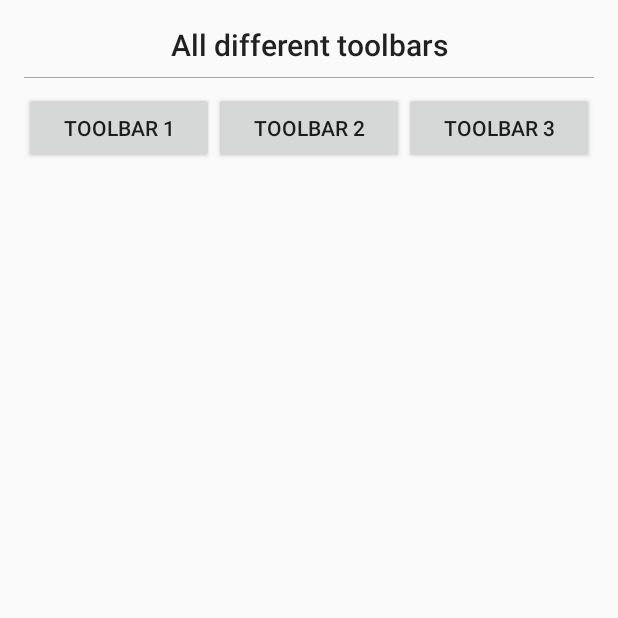
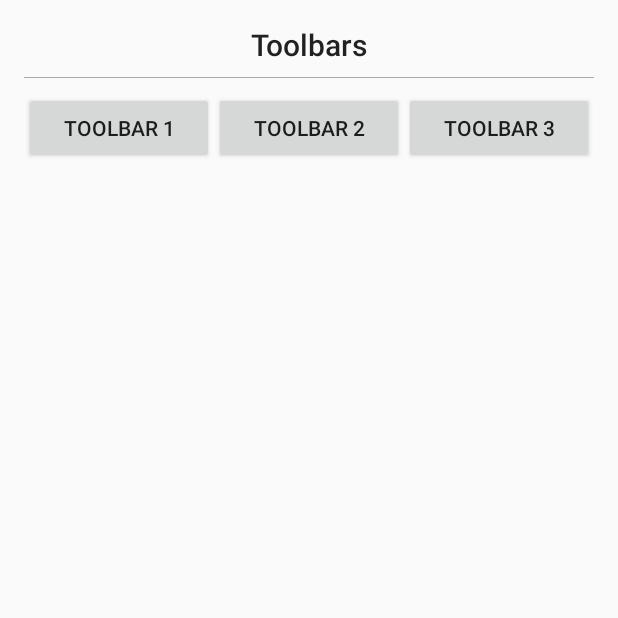
Before and after one commit to shubham-jitiya/Android, an Android app: the screen it shows after launch (MainActivity), on a phone screen of 412 x 824 dp, the top half of it. Run offline under Robolectric (Android 15) with nearby library versions, the phone set to English and light mode, and no system bars.

Commit message:
- Adding git ignore & modifying title

```diff
--- a/app/src/main/res/layout/activity_main.xml
+++ b/app/src/main/res/layout/activity_main.xml
@@ -12,7 +12,7 @@
         android:layout_width="match_parent"
         android:layout_height="wrap_content"
         android:gravity="center_horizontal"
-        android:text="All different toolbars"
+        android:text="Toolbars"
         android:textAppearance="@style/TextAppearance.AppCompat.Title" />
 
     <com.google.android.material.divider.MaterialDivider
```
Also changed, not shown: 1 other file.
